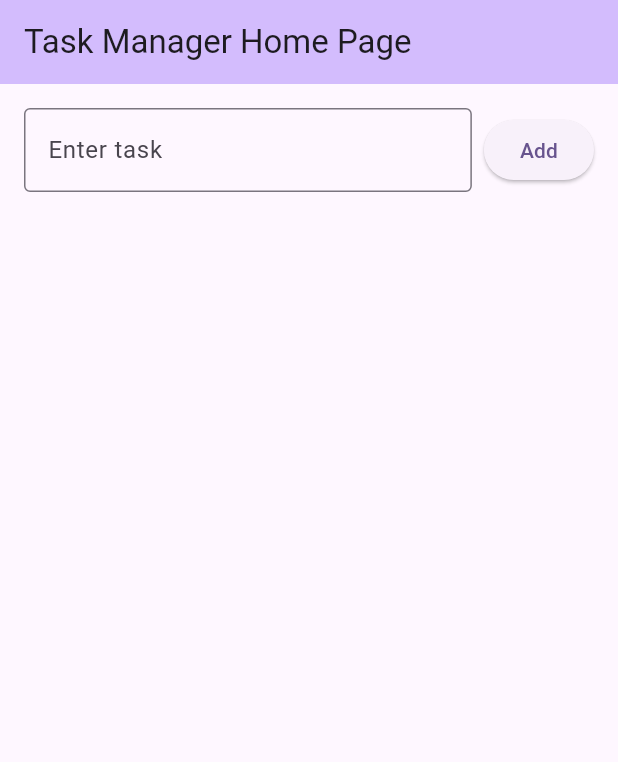
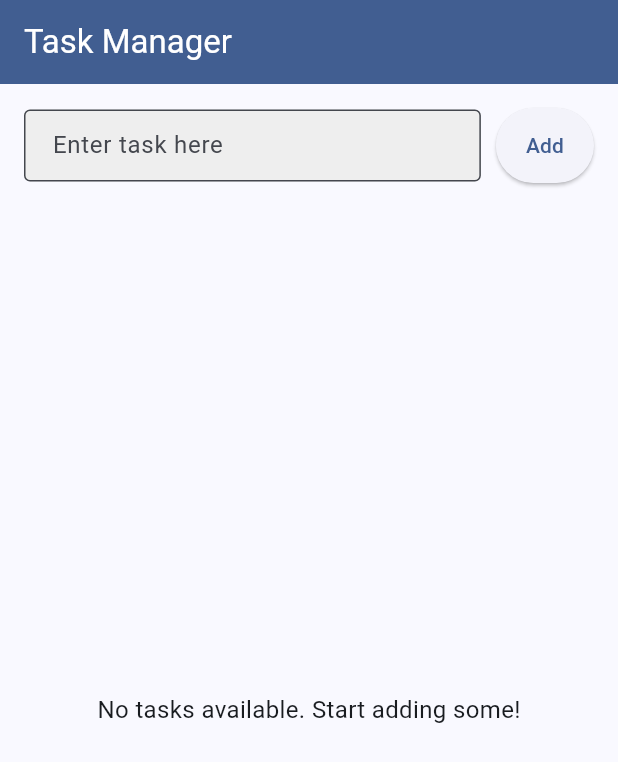
Before and after one commit to minnocent12/cw4, a Flutter app: the screen it shows after launch, on a phone screen of 412 x 824 dp. Shown: the top 762 px of the screen. Run offline on Flutter 3.47's test engine with Material 3 defaults, Android fonts, the phone set to English and light mode, and no system bars.

Commit message:
all functionalities are added.

```diff
--- a/lib/main.dart
+++ b/lib/main.dart
@@ -10,108 +10,149 @@ class MyApp extends StatelessWidget {
   @override
   Widget build(BuildContext context) {
     return MaterialApp(
-      title: 'Task Manager',
+      title: ' Task Manager',
       theme: ThemeData(
-        colorScheme: ColorScheme.fromSeed(seedColor: Colors.deepPurple),
+        colorScheme: ColorScheme.fromSeed(
+            seedColor: const Color.fromARGB(255, 118, 161, 237)),
         useMaterial3: true,
       ),
-      home: const MyHomePage(title: 'Task Manager Home Page'),
+      home: const TaskListScreen(),
     );
   }
 }
 
-class MyHomePage extends StatefulWidget {
-  const MyHomePage({super.key, required this.title});
+// Task model to represent individual tasks
+class Task {
+  String name;
+  bool isCompleted;
 
-  final String title;
+  Task({required this.name, this.isCompleted = false});
+}
+
+// Main screen for task management
+class TaskListScreen extends StatefulWidget {
+  const TaskListScreen({super.key});
 
   @override
-  State<MyHomePage> createState() => _MyHomePageState();
+  _TaskListScreenState createState() => _TaskListScreenState();
 }
 
-class _MyHomePageState extends State<MyHomePage> {
+class _TaskListScreenState extends State<TaskListScreen> {
   final TextEditingController _taskController = TextEditingController();
   final List<Task> _tasks = [];
 
+  // Method to add a new task
   void _addTask() {
-    if (_taskController.text.isNotEmpty) {
-      setState(() {
-        _tasks.add(Task(name: _taskController.text, isCompleted: false));
+    setState(() {
+      if (_taskController.text.isNotEmpty) {
+        _tasks.add(Task(name: _taskController.text));
         _taskController.clear();
-      });
-    }
-  }
-
-  void _deleteTask(int index) {
-    setState(() {
-      _tasks.removeAt(index);
+        ScaffoldMessenger.of(context).showSnackBar(
+          const SnackBar(content: Text('Task added successfully!')),
+        );
+      }
     });
   }
 
-  void _toggleTaskCompletion(int index) {
+  // Method to toggle the completion status of a task
+  void _toggleCompletion(int index) {
     setState(() {
       _tasks[index].isCompleted = !_tasks[index].isCompleted;
     });
+  }
+
+  // Method to remove a task from the list, with confirmation dialog
+  void _removeTask(int index) {
+    showDialog(
+      context: context,
+      builder: (BuildContext context) {
+        return AlertDialog(
+          title: const Text("Delete Task"),
+          content: const Text("Are you sure you want to delete this task?"),
+          actions: <Widget>[
+            TextButton(
+              child: const Text("Cancel"),
+              onPressed: () {
+                Navigator.of(context).pop(); // Close the dialog
+              },
+            ),
+            TextButton(
+              child: const Text("Delete"),
+              onPressed: () {
+                setState(() {
+                  _tasks.removeAt(index);
+                  ScaffoldMessenger.of(context).showSnackBar(
+                    const SnackBar(content: Text('Task deleted successfully')),
+                  );
+                });
+                Navigator.of(context).pop(); // Close the dialog
+              },
+            ),
+          ],
+        );
+      },
+    );
   }
 
   @override
   Widget build(BuildContext context) {
     return Scaffold(
       appBar: AppBar(
-        backgroundColor: Theme.of(context).colorScheme.inversePrimary,
-        title: Text(widget.title),
+        title:
+            const Text(style: TextStyle(color: Colors.white), 'Task Manager'),
+        backgroundColor: Theme.of(context).colorScheme.primary,
       ),
       body: Padding(
         padding: const EdgeInsets.all(16.0),
         child: Column(
           children: <Widget>[
-            // Text Input and Add Button
+            // Input field and Add button
             Row(
               children: [
                 Expanded(
                   child: TextField(
                     controller: _taskController,
-                    decoration: const InputDecoration(
-                      labelText: 'Enter task',
-                      border: OutlineInputBorder(),
+                    decoration: InputDecoration(
+                      labelText: 'Enter task here',
+                      border: const OutlineInputBorder(),
+                      filled: true,
+                      fillColor: Colors.grey[200],
+                      contentPadding: const EdgeInsets.symmetric(
+                          vertical: 10.0, horizontal: 15.0),
                     ),
                   ),
                 ),
-                const SizedBox(width: 8),
+                const SizedBox(width: 10),
                 ElevatedButton(
                   onPressed: _addTask,
+                  style: ElevatedButton.styleFrom(
+                    padding: const EdgeInsets.symmetric(
+                        horizontal: 20, vertical: 15),
+                  ),
                   child: const Text('Add'),
                 ),
               ],
             ),
             const SizedBox(height: 16),
-            // Task List
+            // Task list
             Expanded(
-              child: ListView.builder(
-                itemCount: _tasks.length,
-                itemBuilder: (context, index) {
-                  return ListTile(
-                    leading: Checkbox(
-                      value: _tasks[index].isCompleted,
-                      onChanged: (bool? value) {
-                        _toggleTaskCompletion(index);
+              child: _tasks.isEmpty
+                  ? const Center(
+                      child: Text(
+                        'No tasks available. Start adding some!',
+                        style: TextStyle(fontSize: 16),
+                      ),
+                    )
+                  : ListView.builder(
+                      itemCount: _tasks.length,
+                      itemBuilder: (context, index) {
+                        return TaskTile(
+                          task: _tasks[index],
+                          onComplete: () => _toggleCompletion(index),
+                          onDelete: () => _removeTask(index),
+                        );
                       },
                     ),
-                    title: Text(
-                      _tasks[index].name,
-                      style: TextStyle(
-                        decoration: _tasks[index].isCompleted
-                            ? TextDecoration.lineThrough
-                            : TextDecoration.none,
-                      ),
-                    ),
-                    trailing: IconButton(
-                      icon: const Icon(Icons.delete),
-                      onPressed: () => _deleteTask(index),
-                    ),
-                  );
-                },
-              ),
             ),
           ],
         ),
@@ -120,10 +161,43 @@ class _MyHomePageState extends State<MyHomePage> {
   }
 }
 
-// Task model class
-class Task {
-  String name;
-  bool isCompleted;
+// Widget for individual task tile
+class TaskTile extends StatelessWidget {
+  final Task task;
+  final VoidCallback onComplete;
+  final VoidCallback onDelete;
 
-  Task({required this.name, this.isCompleted = false});
+  const TaskTile({
+    Key? key,
+    required this.task,
+    required this.onComplete,
+    required this.onDelete,
+  }) : super(key: key);
+
+  @override
+  Widget build(BuildContext context) {
+    return Card(
+      margin: const EdgeInsets.symmetric(vertical: 8.0),
+      child: ListTile(
+        leading: Checkbox(
+          value: task.isCompleted,
+          onChanged: (bool? value) {
+            onComplete();
+          },
+        ),
+        title: Text(
+          task.name,
+          style: TextStyle(
+            decoration: task.isCompleted
+                ? TextDecoration.lineThrough
+                : TextDecoration.none,
+          ),
+        ),
+        trailing: IconButton(
+          icon: const Icon(Icons.delete, color: Colors.redAccent),
+          onPressed: onDelete,
+        ),
+      ),
+    );
+  }
 }
```
